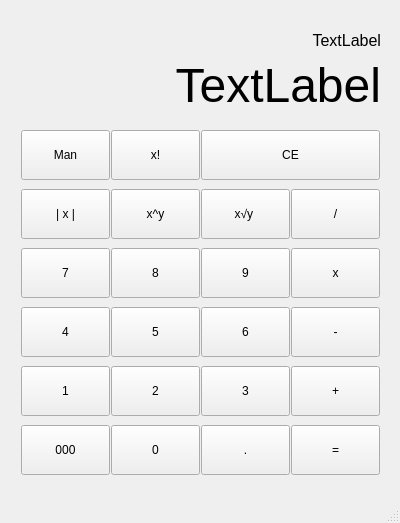
Old version of the form src/Calculator/mainwindow.ui in the repository KovarikJakub/ivs-proj2.
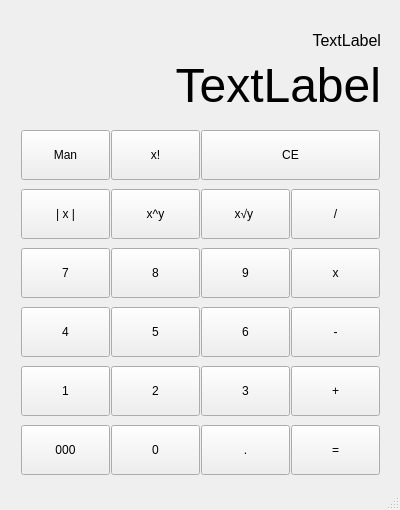
New version of the form.

Commit message: add fixed window size

Diff of the .ui file:
```diff
--- a/src/Calculator/mainwindow.ui
+++ b/src/Calculator/mainwindow.ui
@@ -7,7 +7,7 @@
     <x>0</x>
     <y>0</y>
     <width>400</width>
-    <height>523</height>
+    <height>510</height>
    </rect>
   </property>
   <property name="windowTitle">
```
The commit also changes 1 other file.
